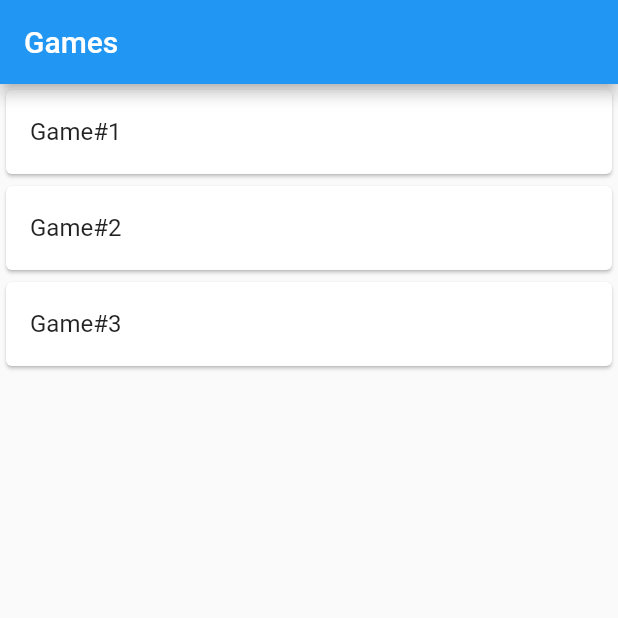
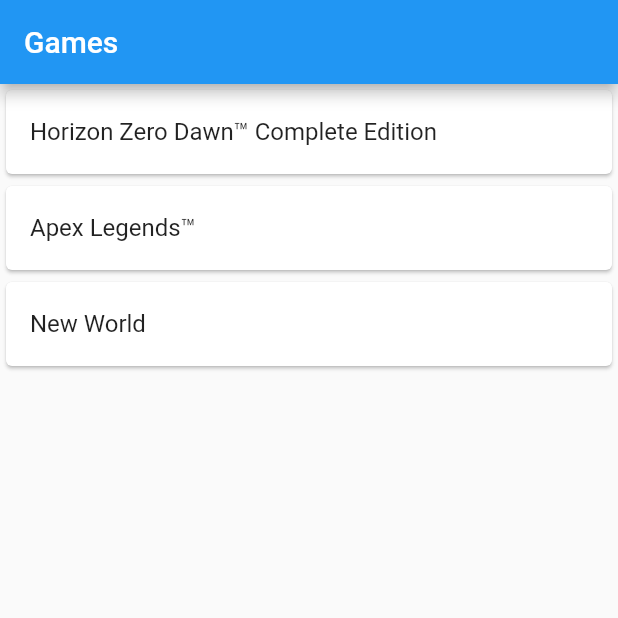
Before and after one commit to bleibdirtroy/after_release_tracker, a Flutter app: the screen it shows after launch, on a phone screen of 412 x 824 dp, the top half of it. Run offline on Flutter 3.47's test engine with Material 2 defaults, Android fonts, the phone set to English and light mode, and no system bars; our stand-ins replace extended_image.

```diff
--- a/lib/games/games_overview.dart
+++ b/lib/games/games_overview.dart
@@ -1,7 +1,15 @@
+import 'package:after_release_tracker/models/game_stored.dart';
 import 'package:flutter/material.dart';
 
 class GamesOverview extends StatelessWidget {
-  final _games = ["Game#1", "Game#2", "Game#3"];
+  final _games = [
+    GameStored("Horizon Zero Dawn™ Complete Edition", 1151640,
+        "https://cdn.akamai.steamstatic.com/steam/apps/1151640/header.jpg?t=1635442187"),
+    GameStored("Apex Legends™", 1172470,
+        "https://cdn.akamai.steamstatic.com/steam/apps/1172470/header.jpg?t=1638900075"),
+    GameStored("New World", 1063730,
+        "https://cdn.akamai.steamstatic.com/steam/apps/1063730/header.jpg?t=1643097634"),
+  ];
 
   final ValueChanged didSelectGame;
 
@@ -17,7 +25,7 @@ class GamesOverview extends StatelessWidget {
             final game = _games[index];
             return Card(
               child: ListTile(
-                title: Text(game),
+                title: Text(game.name),
                 onTap: () => didSelectGame(game),
               ),
             );
--- a/lib/main.dart
+++ b/lib/main.dart
@@ -1,5 +1,6 @@
 import 'package:after_release_tracker/games/game_info.dart';
 import 'package:after_release_tracker/games/games_overview.dart';
+import 'package:after_release_tracker/models/game_stored.dart';
 import 'package:flutter/material.dart';
 
 void main() {
@@ -14,7 +15,7 @@ class MyApp extends StatefulWidget {
 }
 
 class _MyAppState extends State<MyApp> {
-  String? _selectedGame;
+  GameStored? _selectedGame;
   @override
   Widget build(BuildContext context) {
     return MaterialApp(
--- /dev/null
+++ b/lib/models/game_stored.dart
@@ -0,0 +1,7 @@
+class GameStored {
+  String name;
+  int steamAppid;
+  String headerImage;
+
+  GameStored(this.name, this.steamAppid, this.headerImage);
+}
--- /dev/null
+++ b/lib/models/price_overview.dart
@@ -0,0 +1,6 @@
+class PriceOverview {
+  String initial_formatted;
+  String final_formatted;
+
+  PriceOverview(this.initial_formatted, this.final_formatted);
+}
--- /dev/null
+++ b/lib/models/release_date.dart
@@ -0,0 +1,6 @@
+class ReleaseDate {
+  bool comingSoon;
+  DateTime date;
+
+  ReleaseDate(this.comingSoon, this.date);
+}
--- a/pubspec.yaml
+++ b/pubspec.yaml
@@ -37,6 +37,7 @@ dependencies:
   http: ^0.13.4
   fluro: ^2.0.3
   curved_navigation_bar: ^1.0.2
+  extended_image: ^5.1.3
 
 dev_dependencies:
   flutter_test:
```
Also changed, not shown: lib/games/game_info.dart (+22 -3 lines), lib/models/game.dart (added, +15 -0 lines), pubspec.lock.
